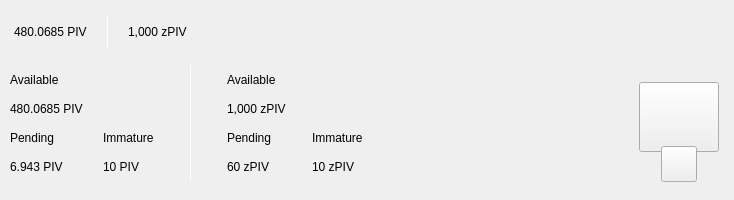
Above: src/qt/pivx/forms/topbar.ui from stakecube/stakecubecoin-archive before the change. Below: the same form after it.
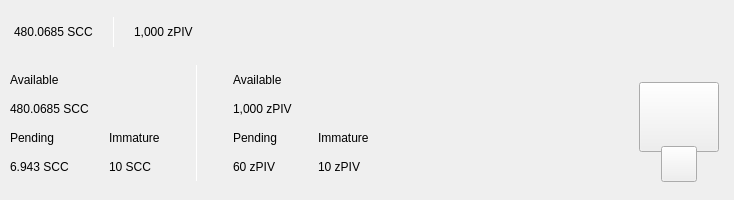
That is the form after the change. Custom widgets are drawn as their Qt base class.

Diff of the .ui file:
```diff
--- a/src/qt/pivx/forms/topbar.ui
+++ b/src/qt/pivx/forms/topbar.ui
@@ -119,7 +119,7 @@
                <string notr="true">padding:0px;margin:0px;</string>
               </property>
               <property name="text">
-               <string>480.0685 PIV</string>
+               <string>480.0685 SCC</string>
               </property>
              </widget>
             </item>
@@ -388,7 +388,7 @@
                <item>
                 <widget class="QLabel" name="labelAmountPiv">
                  <property name="text">
-                  <string>480.0685 PIV</string>
+                  <string>480.0685 SCC</string>
                  </property>
                 </widget>
                </item>
@@ -411,7 +411,7 @@
                  <item>
                   <widget class="QLabel" name="labelPendingPiv">
                    <property name="text">
-                    <string>6.943 PIV</string>
+                    <string>6.943 SCC</string>
                    </property>
                   </widget>
                  </item>
@@ -445,7 +445,7 @@
                  <item>
                   <widget class="QLabel" name="labelImmaturePiv">
                    <property name="text">
-                    <string>10 PIV</string>
+                    <string>10 SCC</string>
                    </property>
                   </widget>
                  </item>
```
